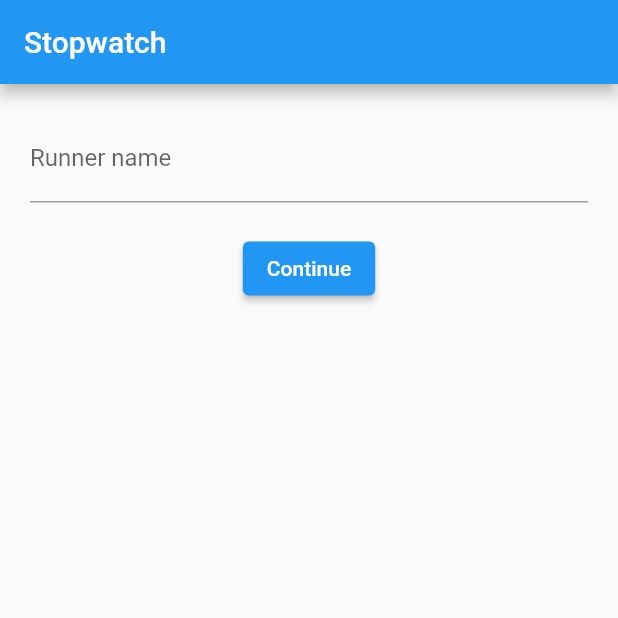
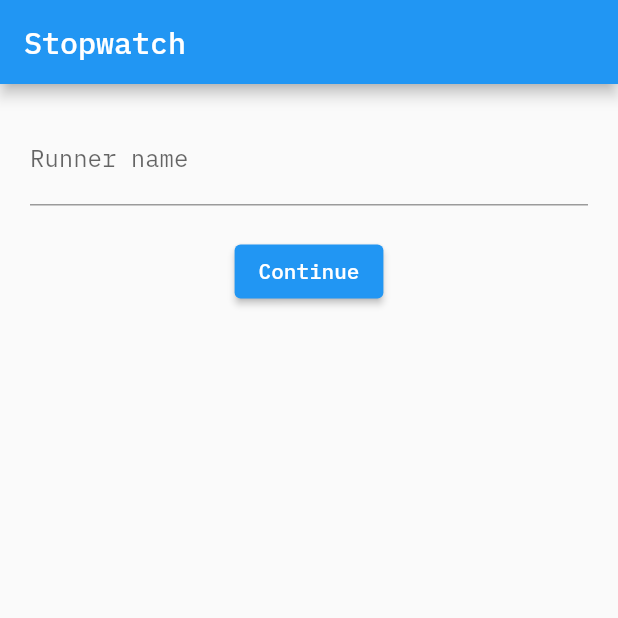
Before and after one commit to leonistor/stopwatch, a Flutter app: the screen it shows after launch, on a phone screen of 412 x 824 dp, the top half of it. Run offline on Flutter 3.47's test engine with Material 2 defaults, Android fonts, the phone set to English and light mode, and no system bars; our stand-ins replace google_fonts.

Commit message:
ibm pex mono font

```diff
--- a/lib/main.dart
+++ b/lib/main.dart
@@ -1,4 +1,5 @@
 import 'package:flutter/material.dart';
+import 'package:google_fonts/google_fonts.dart';
 import 'package:stopwatch/login_screen.dart';
 
 void main() {
@@ -10,8 +11,12 @@ class MyApp extends StatelessWidget {
 
   @override
   Widget build(BuildContext context) {
-    return const MaterialApp(
-      home: LoginScreen(),
+    return MaterialApp(
+      theme: ThemeData(
+        textTheme:
+            GoogleFonts.ibmPlexMonoTextTheme(Theme.of(context).textTheme),
+      ),
+      home: const LoginScreen(),
     );
   }
 }
--- a/pubspec.yaml
+++ b/pubspec.yaml
@@ -21,3 +21,5 @@ dev_dependencies:
 
 flutter:
   uses-material-design: true
+  assets:
+    - google_fonts/
```
Also changed, not shown: google_fonts/IBMPlexMono-Bold.ttf (added), google_fonts/IBMPlexMono-BoldItalic.ttf (added), google_fonts/IBMPlexMono-ExtraLight.ttf (added), google_fonts/IBMPlexMono-ExtraLightItalic.ttf (added), google_fonts/IBMPlexMono-Italic.ttf (added), google_fonts/IBMPlexMono-Light.ttf (added), google_fonts/IBMPlexMono-LightItalic.ttf (added), google_fonts/IBMPlexMono-Medium.ttf (added), google_fonts/IBMPlexMono-MediumItalic.ttf (added), google_fonts/IBMPlexMono-Regular.ttf (added), google_fonts/IBMPlexMono-SemiBold.ttf (added), google_fonts/IBMPlexMono-SemiBoldItalic.ttf (added), google_fonts/IBMPlexMono-Thin.ttf (added), google_fonts/IBMPlexMono-ThinItalic.ttf (added).
